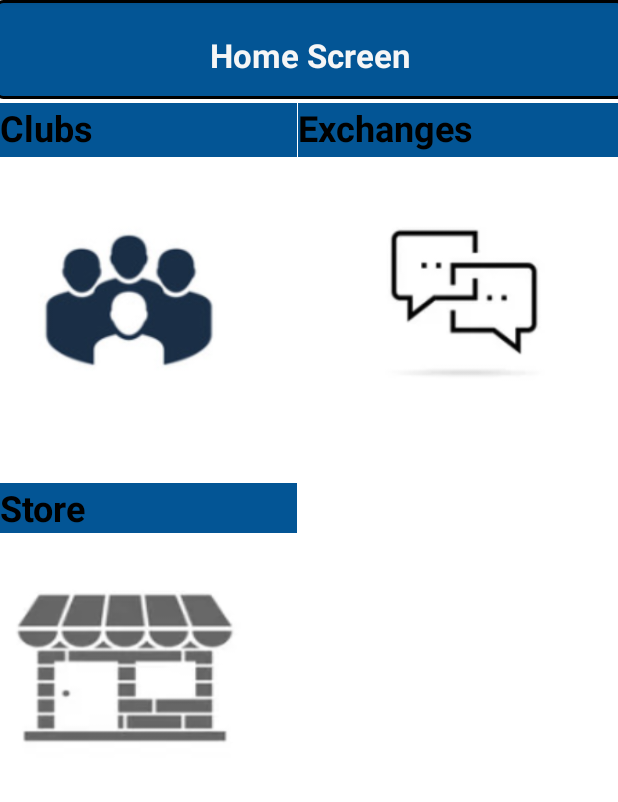
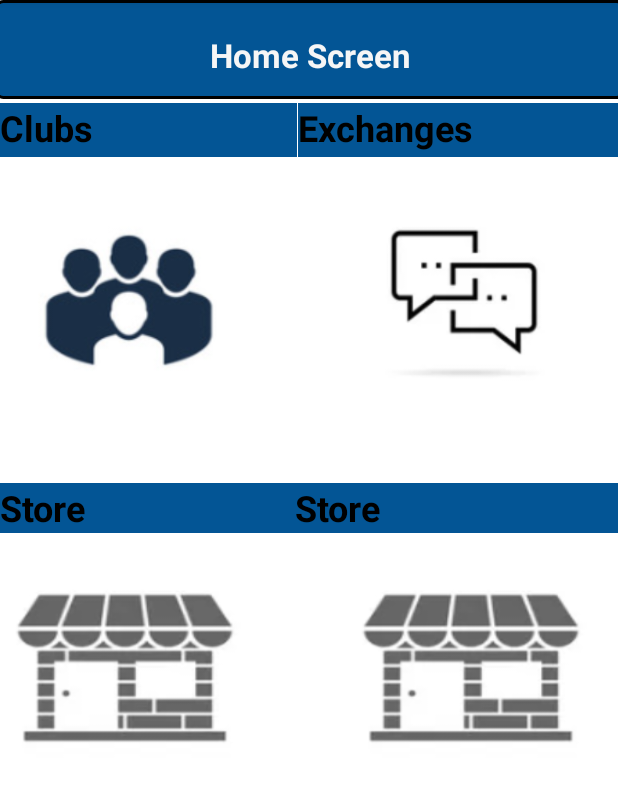
Before and after one commit to ChauPhucNguyen/MaverickBazaar, an Android app: the HomeScreen screen opened directly, with no data from a screen before it, on a phone screen of 412 x 824 dp, the part 84-886 px from its top. Run offline under Robolectric (Android 15) with nearby library versions, the phone set to English and light mode, and no system bars.

Commit message:
Changelog: Made an order history viewing page, still in the works visually, but the main function of viewing it has been made
TODO: Make a back button, clean up the visuals, update everything i made to make the app look a lot better visually, stuff like that, but i got homework to do

```diff
--- a/app/src/main/AndroidManifest.xml
+++ b/app/src/main/AndroidManifest.xml
@@ -19,7 +19,8 @@
             android:exported="false" />
         <activity
             android:name=".RecyclerAdapterOrderHistory"
-            android:exported="false" />
+            android:exported="false"
+            tools:ignore="Instantiatable" />
         <activity
             android:name=".Payments"
             android:exported="false" />
--- a/app/src/main/java/com/example/maverickbazaar/HomeScreen.java
+++ b/app/src/main/java/com/example/maverickbazaar/HomeScreen.java
@@ -37,6 +37,14 @@ public class HomeScreen extends AppCompatActivity {
             startActivity(intent);
         });
 
+        final ImageButton buttonOrder = (ImageButton) findViewById(R.id.viewOrderHistory);
+        buttonOrder.setOnClickListener(v -> {
+            // Code here executes on main thread after user presses button
+            Toast.makeText(HomeScreen.this, "Entering Order History Screen", Toast.LENGTH_SHORT).show();
+            Intent intent = new Intent(v.getContext(), orderHistoryList.class);
+            startActivity(intent);
+        });
+
     }
 
 }
--- a/app/src/main/res/layout/activity_home_screen.xml
+++ b/app/src/main/res/layout/activity_home_screen.xml
@@ -99,6 +99,38 @@
         app:layout_constraintVertical_bias="0.322"
         tools:ignore="SpeakableTextPresentCheck" />
 
+    <TextView
+        android:id="@+id/textView21"
+        android:layout_width="215dp"
+        android:layout_height="33dp"
+        android:layout_marginStart="194dp"
+        android:background="#035595"
+        android:text="Store"
+        android:textColor="#000000"
+        android:textSize="24sp"
+        android:textStyle="bold"
+        app:layout_constraintBottom_toBottomOf="parent"
+        app:layout_constraintEnd_toEndOf="parent"
+        app:layout_constraintHorizontal_bias="0.985"
+        app:layout_constraintStart_toStartOf="parent"
+        app:layout_constraintTop_toTopOf="parent"
+        app:layout_constraintVertical_bias="0.438"
+        tools:ignore="TextContrastCheck" />
+
+    <ImageButton
+        android:id="@+id/viewOrderHistory"
+        android:layout_width="165dp"
+        android:layout_height="140dp"
+        android:background="@drawable/storeicon"
+        app:layout_constraintBottom_toBottomOf="parent"
+        app:layout_constraintEnd_toEndOf="parent"
+        app:layout_constraintHorizontal_bias="0.934"
+        app:layout_constraintLeft_toRightOf="@+id/textView11"
+        app:layout_constraintStart_toStartOf="parent"
+        app:layout_constraintTop_toTopOf="parent"
+        app:layout_constraintVertical_bias="0.6"
+        tools:ignore="SpeakableTextPresentCheck" />
+
     <ImageView
         android:id="@+id/imageView4"
         android:layout_width="421dp"
--- a/app/src/main/res/layout/activity_recycler_adapter_order_history.xml
+++ b/app/src/main/res/layout/activity_recycler_adapter_order_history.xml
@@ -6,4 +6,9 @@
     android:layout_height="match_parent"
     tools:context=".RecyclerAdapterOrderHistory">
 
+    <androidx.recyclerview.widget.RecyclerView
+        android:id="@+id/recyclerViewOrder"
+        android:layout_width="match_parent"
+        android:layout_height="match_parent" />
+
 </androidx.constraintlayout.widget.ConstraintLayout>
```
Also changed, not shown: app/src/main/java/com/example/maverickbazaar/RecyclerAdapterOrderHistory.java (+9 -9 lines), app/src/main/java/com/example/maverickbazaar/orderHistoryList.java (+7 -9 lines), app/src/main/res/layout/activity_order_history_list.xml (+23 -5 lines), app/src/main/res/drawable/orderimage.PNG (added).
